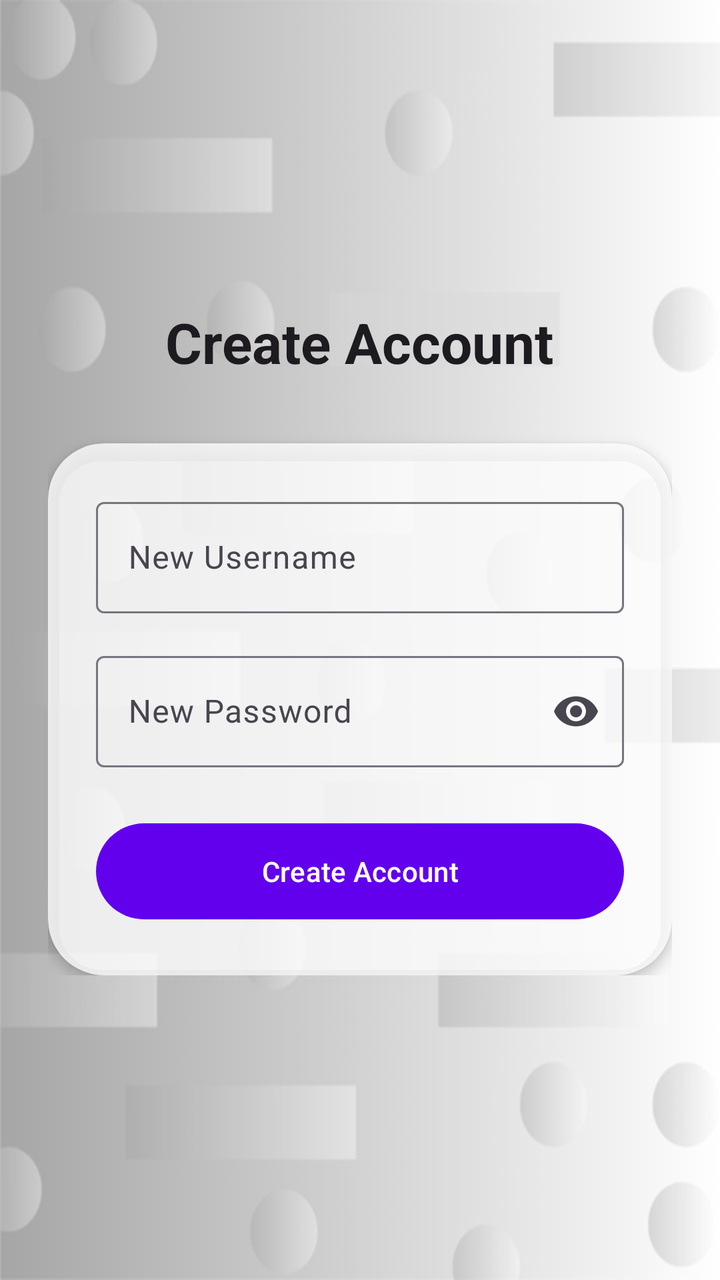
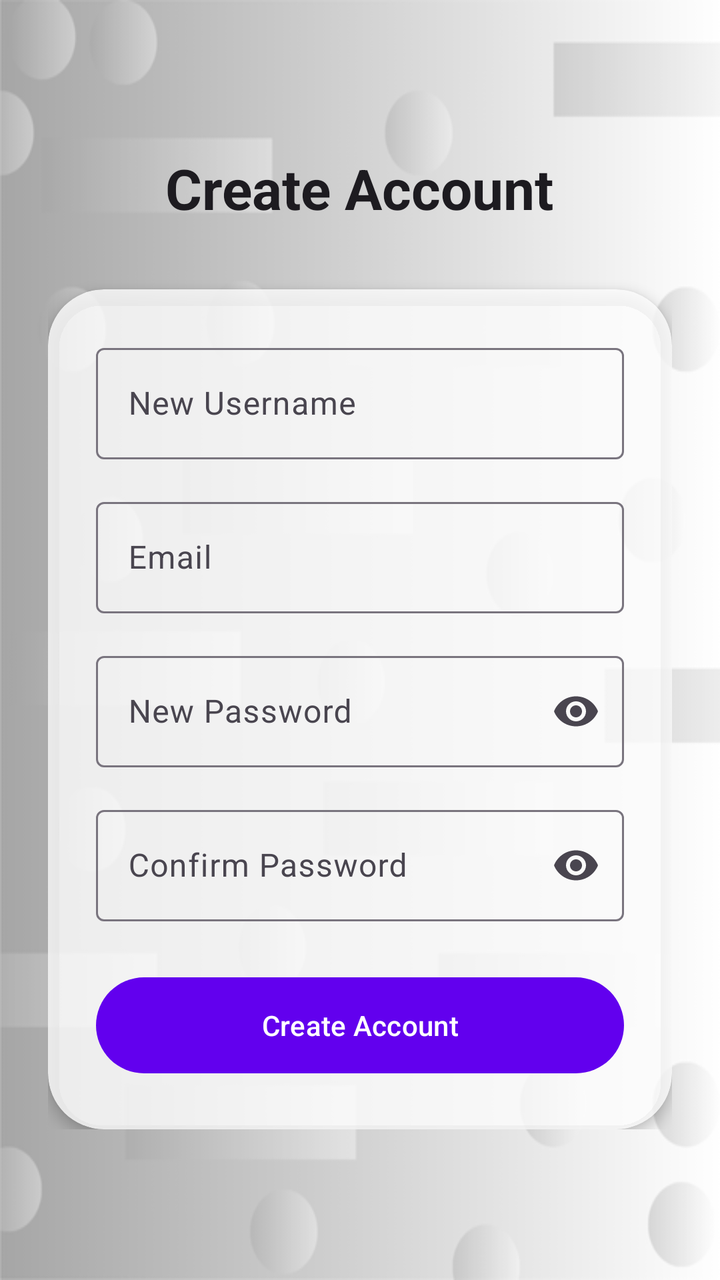

Before-and-after screenshots of an Android layout around one commit, followed by the original layout XML and the change that was made.
<!-- AndroidManifest.xml: application theme Theme.MorseConnect -->
<!-- res/layout/activity_signup.xml -->
<?xml version="1.0" encoding="utf-8"?>
<androidx.constraintlayout.widget.ConstraintLayout xmlns:android="http://schemas.android.com/apk/res/android"
    xmlns:app="http://schemas.android.com/apk/res-auto"
    xmlns:tools="http://schemas.android.com/tools"
    android:layout_width="match_parent"
    android:layout_height="match_parent"
    tools:context=".SignupActivity">

    <ScrollView
        android:layout_width="match_parent"
        android:layout_height="match_parent"
        android:fillViewport="true"
        app:layout_constraintBottom_toBottomOf="parent"
        app:layout_constraintEnd_toEndOf="parent"
        app:layout_constraintStart_toStartOf="parent"
        app:layout_constraintTop_toTopOf="parent">

        <androidx.constraintlayout.widget.ConstraintLayout
            android:layout_width="match_parent"
            android:layout_height="wrap_content"
            android:padding="24dp">

            <LinearLayout
                android:layout_width="match_parent"
                android:layout_height="wrap_content"
                android:gravity="center"
                android:orientation="vertical"
                app:layout_constraintBottom_toBottomOf="parent"
                app:layout_constraintEnd_toEndOf="parent"
                app:layout_constraintStart_toStartOf="parent"
                app:layout_constraintTop_toTopOf="parent">

                <TextView
                    android:id="@+id/tvSignupTitle"
                    android:layout_width="wrap_content"
                    android:layout_height="wrap_content"
                    android:layout_marginBottom="32dp"
                    android:text="@string/signup_title"
                    android:textColor="?attr/colorOnBackground"
                    android:textSize="28sp"
                    android:textStyle="bold" />

                <com.google.android.material.card.MaterialCardView
                    android:id="@+id/cardSignup"
                    android:layout_width="match_parent"
                    android:layout_height="wrap_content"
                    app:cardBackgroundColor="#CCFFFFFF"
                    app:cardCornerRadius="28dp"
                    app:cardElevation="4dp"
                    app:strokeWidth="0dp">

                    <LinearLayout
                        android:layout_width="match_parent"
                        android:layout_height="wrap_content"
                        android:orientation="vertical"
                        android:padding="24dp">

                        <com.google.android.material.textfield.TextInputLayout
                            style="@style/Widget.Material3.TextInputLayout.OutlinedBox"
                            android:layout_width="match_parent"
                            android:layout_height="wrap_content"
                            android:layout_marginBottom="16dp"
                            android:hint="@string/hint_new_username">

                            <com.google.android.material.textfield.TextInputEditText
                                android:id="@+id/edtUser"
                                android:layout_width="match_parent"
                                android:layout_height="wrap_content"
                                android:autofillHints="username"
                                android:inputType="textPersonName" />
                        </com.google.android.material.textfield.TextInputLayout>

                        <com.google.android.material.textfield.TextInputLayout
                            style="@style/Widget.Material3.TextInputLayout.OutlinedBox"
                            android:layout_width="match_parent"
                            android:layout_height="wrap_content"
                            android:layout_marginBottom="24dp"
                            android:hint="@string/hint_new_password"
                            app:endIconMode="password_toggle">

                            <com.google.android.material.textfield.TextInputEditText
                                android:id="@+id/edtPass"
                                android:layout_width="match_parent"
                                android:layout_height="wrap_content"
                                android:autofillHints="newPassword"
                                android:inputType="textPassword" />
                        </com.google.android.material.textfield.TextInputLayout>

                        <com.google.android.material.button.MaterialButton
                            android:id="@+id/btnCreate"
                            android:layout_width="match_parent"
                            android:layout_height="56dp"
                            android:text="@string/btn_create_account"
                            app:cornerRadius="28dp" />

                    </LinearLayout>
                </com.google.android.material.card.MaterialCardView>

            </LinearLayout>
        </androidx.constraintlayout.widget.ConstraintLayout>
    </ScrollView>

</androidx.constraintlayout.widget.ConstraintLayout>
<!-- resources referenced by this layout -->
<resources>
  <string name="btn_create_account">Create Account</string>
  <string name="hint_new_password">New Password</string>
  <string name="hint_new_username">New Username</string>
  <string name="signup_title">Create Account</string>
  <style name="Theme.MorseConnect" parent="Theme.Material3.DayNight">
  
          
          <item name="android:windowBackground">@drawable/bg_main</item>
  
          
          <item name="colorPrimary">#6200EE</item>
          <item name="colorPrimaryDark">#3700B3</item>
          <item name="colorAccent">#03DAC5</item>
  
      </style>
  <!-- drawable bg_main: png bitmap (drawable, 29956 bytes) -->
</resources>

<!-- the commit's change to res/layout/activity_signup.xml (unified diff, before → after) -->
@@ -1,5 +1,6 @@
 <?xml version="1.0" encoding="utf-8"?>
-<androidx.constraintlayout.widget.ConstraintLayout xmlns:android="http://schemas.android.com/apk/res/android"
+<androidx.constraintlayout.widget.ConstraintLayout
+    xmlns:android="http://schemas.android.com/apk/res/android"
     xmlns:app="http://schemas.android.com/apk/res-auto"
     xmlns:tools="http://schemas.android.com/tools"
     android:layout_width="match_parent"
@@ -55,6 +56,8 @@
                         android:orientation="vertical"
                         android:padding="24dp">
 
+                        
+
                         <com.google.android.material.textfield.TextInputLayout
                             style="@style/Widget.Material3.TextInputLayout.OutlinedBox"
                             android:layout_width="match_parent"
@@ -68,13 +71,34 @@
                                 android:layout_height="wrap_content"
                                 android:autofillHints="username"
                                 android:inputType="textPersonName" />
+
                         </com.google.android.material.textfield.TextInputLayout>
+
+                        
 
                         <com.google.android.material.textfield.TextInputLayout
                             style="@style/Widget.Material3.TextInputLayout.OutlinedBox"
                             android:layout_width="match_parent"
                             android:layout_height="wrap_content"
-                            android:layout_marginBottom="24dp"
+                            android:layout_marginBottom="16dp"
+                            android:hint="Email">
+
+                            <com.google.android.material.textfield.TextInputEditText
+                                android:id="@+id/edtEmail"
+                                android:layout_width="match_parent"
+                                android:layout_height="wrap_content"
+                                android:autofillHints="emailAddress"
+                                android:inputType="textEmailAddress" />
+
+                        </com.google.android.material.textfield.TextInputLayout>
+
+                        
+
+                        <com.google.android.material.textfield.TextInputLayout
+                            style="@style/Widget.Material3.TextInputLayout.OutlinedBox"
+                            android:layout_width="match_parent"
+                            android:layout_height="wrap_content"
+                            android:layout_marginBottom="16dp"
                             android:hint="@string/hint_new_password"
                             app:endIconMode="password_toggle">
 
@@ -84,6 +108,26 @@
                                 android:layout_height="wrap_content"
                                 android:autofillHints="newPassword"
                                 android:inputType="textPassword" />
+
+                        </com.google.android.material.textfield.TextInputLayout>
+
+                        
+
+                        <com.google.android.material.textfield.TextInputLayout
+                            style="@style/Widget.Material3.TextInputLayout.OutlinedBox"
+                            android:layout_width="match_parent"
+                            android:layout_height="wrap_content"
+                            android:layout_marginBottom="24dp"
+                            android:hint="Confirm Password"
+                            app:endIconMode="password_toggle">
+
+                            <com.google.android.material.textfield.TextInputEditText
+                                android:id="@+id/edtConfirmPass"
+                                android:layout_width="match_parent"
+                                android:layout_height="wrap_content"
+                                android:autofillHints="newPassword"
+                                android:inputType="textPassword" />
+
                         </com.google.android.material.textfield.TextInputLayout>
 
                         <com.google.android.material.button.MaterialButton
@@ -94,10 +138,13 @@
                             app:cornerRadius="28dp" />
 
                     </LinearLayout>
+
                 </com.google.android.material.card.MaterialCardView>
 
             </LinearLayout>
+
         </androidx.constraintlayout.widget.ConstraintLayout>
+
     </ScrollView>
 
 </androidx.constraintlayout.widget.ConstraintLayout>
